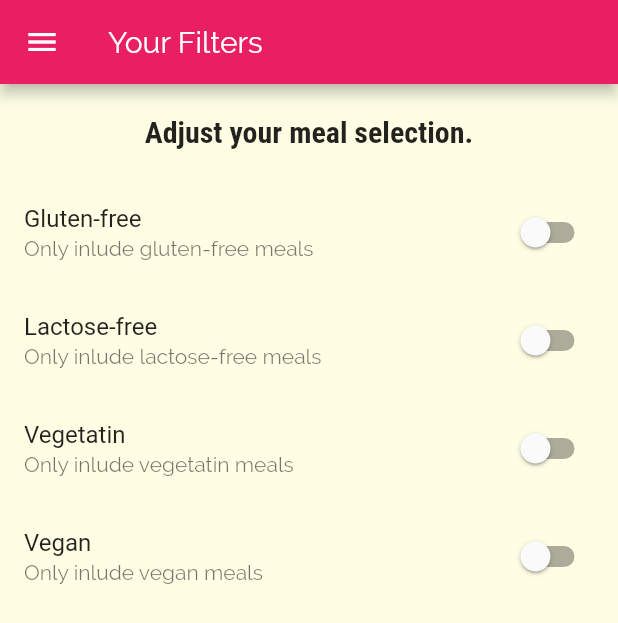
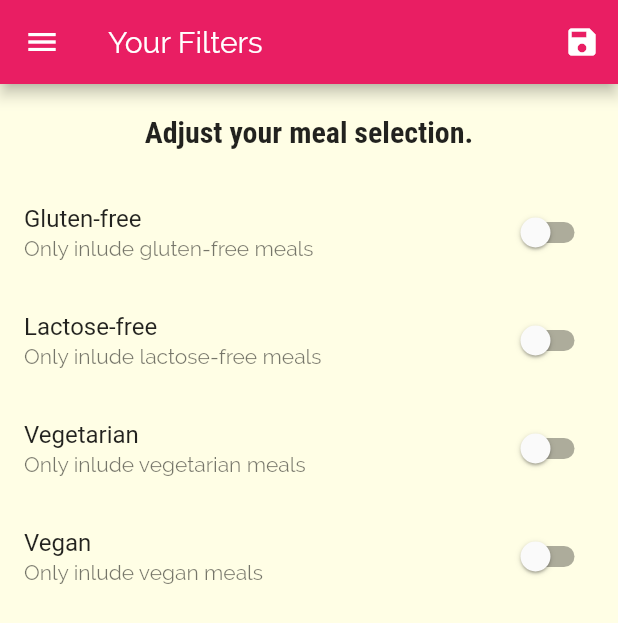
Before and after one commit to asonni/meals_app, a Flutter app: the FiltersScreen screen opened by its route, on a phone screen of 412 x 824 dp. Shown: the top 623 px of the screen. Run offline on Flutter 3.47's test engine with Material 2 defaults, Android fonts, the phone set to English and light mode, and no system bars.

Commit message:
Adding Filtering Logic

```diff
--- a/lib/main.dart
+++ b/lib/main.dart
@@ -1,14 +1,51 @@
 import 'package:flutter/material.dart';
 
+import 'package:meals/dummy_data.dart';
 import 'package:meals/screens/categories_screen.dart';
 import 'package:meals/screens/category_meals_screen.dart';
 import 'package:meals/screens/filters_screen.dart';
 import 'package:meals/screens/meal_detail_screen.dart';
 import 'package:meals/screens/tabs_screen.dart';
+import 'package:meals/models/meal.dart';
 
 void main() => runApp(MyApp());
 
-class MyApp extends StatelessWidget {
+class MyApp extends StatefulWidget {
+  @override
+  _MyAppState createState() => _MyAppState();
+}
+
+class _MyAppState extends State<MyApp> {
+  Map<String, bool> _filters = {
+    'gluten': false,
+    'lactose': false,
+    'vegan': false,
+    'vegetarian': false,
+  };
+
+  List<Meal> _availableMeals = DUMMY_MEALS;
+
+  void _setFilters(Map<String, bool> filterData) {
+    setState(() {
+      _filters = filterData;
+      _availableMeals = DUMMY_MEALS.where((meal) {
+        if (_filters['gluten'] && !meal.isGlutenFree) {
+          return false;
+        }
+        if (_filters['lactose'] && !meal.isLactoseFree) {
+          return false;
+        }
+        if (_filters['vegan'] && !meal.isVegan) {
+          return false;
+        }
+        if (_filters['vegetarian'] && !meal.isVegetarian) {
+          return false;
+        }
+        return true;
+      }).toList();
+    });
+  }
+
   @override
   Widget build(BuildContext context) {
     return MaterialApp(
@@ -36,9 +73,10 @@ class MyApp extends StatelessWidget {
       initialRoute: '/', // default is '/'
       routes: {
         TabsScreen.routeName: (ctx) => TabsScreen(),
-        CategoryMealsScreen.routeName: (ctx) => CategoryMealsScreen(),
+        CategoryMealsScreen.routeName: (ctx) =>
+            CategoryMealsScreen(_availableMeals),
         MealDetailScreen.routeName: (ctx) => MealDetailScreen(),
-        FiltersScreen.routeName: (ctx) => FiltersScreen(),
+        FiltersScreen.routeName: (ctx) => FiltersScreen(_filters, _setFilters),
       },
       onUnknownRoute: (settings) {
         return MaterialPageRoute(
--- a/lib/screens/filters_screen.dart
+++ b/lib/screens/filters_screen.dart
@@ -3,6 +3,14 @@ import 'package:meals/widgets/main_drawer.dart';
 
 class FiltersScreen extends StatefulWidget {
   static const routeName = "/filters";
+
+  final Map<String, bool> currentFilters;
+  final Function saveFilters;
+
+  FiltersScreen(
+    this.currentFilters,
+    this.saveFilters,
+  );
 
   @override
   _FiltersScreenState createState() => _FiltersScreenState();
@@ -10,9 +18,18 @@ class FiltersScreen extends StatefulWidget {
 
 class _FiltersScreenState extends State<FiltersScreen> {
   var _glutenFree = false;
-  var _vegetatin = false;
+  var _lactoseFree = false;
+  var _vegetarian = false;
   var _vegan = false;
-  var _lactoseFree = false;
+
+  @override
+  initState() {
+    _glutenFree = widget.currentFilters['gluten'];
+    _lactoseFree = widget.currentFilters['lactose'];
+    _vegetarian = widget.currentFilters['vegetarian'];
+    _vegan = widget.currentFilters['vegan'];
+    super.initState();
+  }
 
   Widget _buildSwitchListTile(
     String title,
@@ -35,6 +52,22 @@ class _FiltersScreenState extends State<FiltersScreen> {
           title: Text(
             'Your Filters',
           ),
+          actions: <Widget>[
+            IconButton(
+              icon: Icon(
+                Icons.save,
+              ),
+              onPressed: () {
+                final Map<String, bool> selectedFilters = {
+                  'gluten': _glutenFree,
+                  'lactose': _lactoseFree,
+                  'vegan': _vegan,
+                  'vegetarian': _vegetarian,
+                };
+                widget.saveFilters(selectedFilters);
+              },
+            ),
+          ],
         ),
         drawer: MainDrawer(),
         body: Column(
@@ -70,12 +103,12 @@ class _FiltersScreenState extends State<FiltersScreen> {
                     },
                   ),
                   _buildSwitchListTile(
-                    'Vegetatin',
-                    'Only inlude vegetatin meals',
-                    _vegetatin,
+                    'Vegetarian',
+                    'Only inlude vegetarian meals',
+                    _vegetarian,
                     (newValue) {
                       setState(() {
-                        _vegetatin = newValue;
+                        _vegetarian = newValue;
                       });
                     },
                   ),
```
Also changed, not shown: lib/screens/category_meals_screen.dart (+5 -2 lines).
